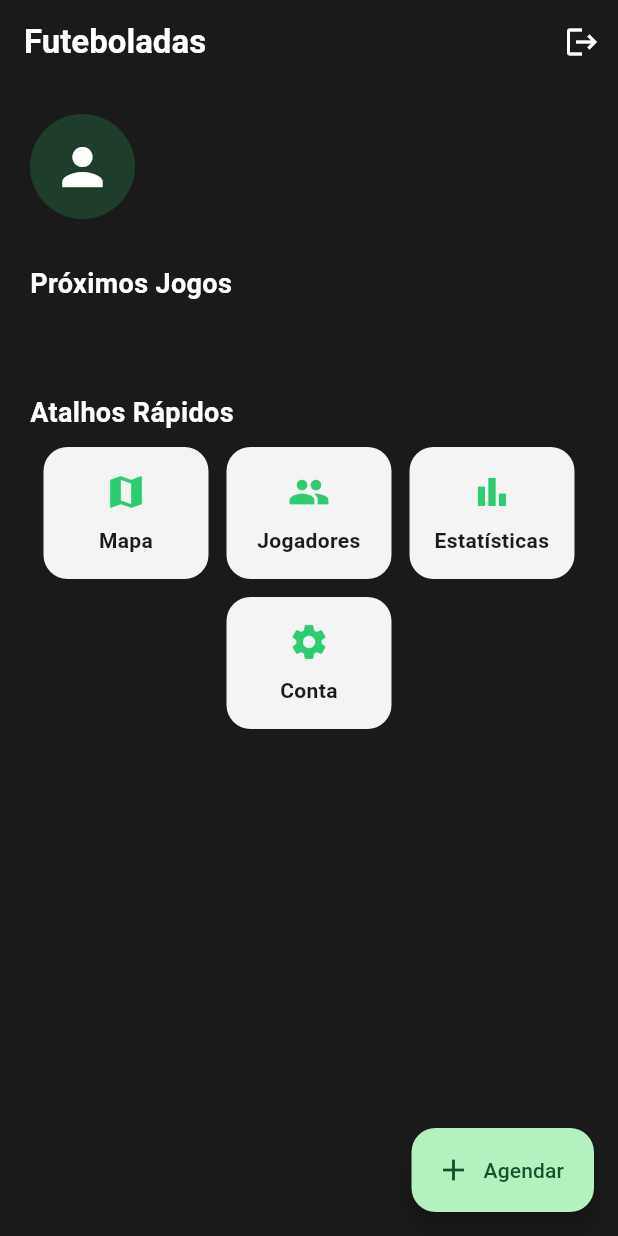
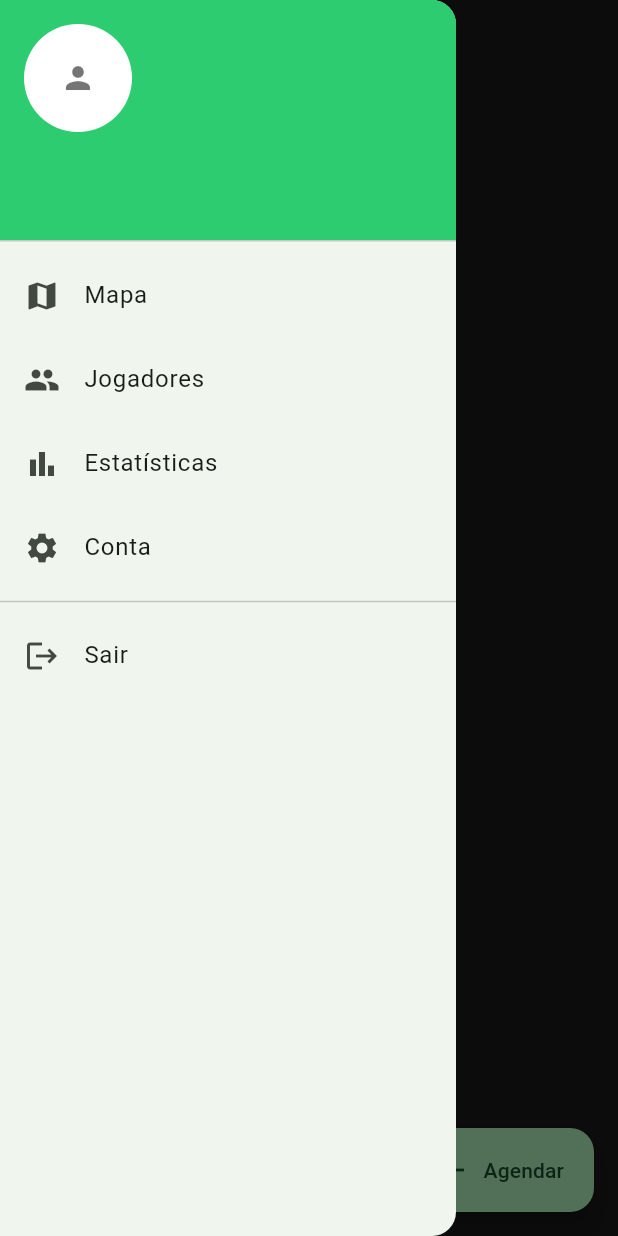
Before and after one commit to fspjorge/futeboladas, a Flutter app: the screen it shows once a user with an empty profile is signed in, with the side drawer open (before the commit the screen has no drawer), on a phone screen of 412 x 824 dp. Run offline on Flutter 3.47's test engine with Material 3 defaults, Android fonts, the phone set to English and light mode, and no system bars; our stand-ins replace cloud_firestore, firebase_auth, firebase_core, geocoding, google_maps_flutter, google_sign_in; accounts and stored records are empty; network calls fail.

Commit message:
feat(home): move quick actions to Drawer (Conta, Mapa, Jogadores, Estatísticas, Sair) and keep FAB as primary 'Agendar' action

```diff
--- a/lib/screens/home_dashboard.dart
+++ b/lib/screens/home_dashboard.dart
@@ -15,6 +15,52 @@ class HomeDashboard extends StatelessWidget {
 
     return Scaffold(
       backgroundColor: colorAccent,
+      drawer: Drawer(
+        child: ListView(
+          padding: EdgeInsets.zero,
+          children: [
+            UserAccountsDrawerHeader(
+              accountName: Text(user.displayName ?? 'Jogador'),
+              accountEmail: Text(user.email ?? ''),
+              currentAccountPicture: CircleAvatar(
+                backgroundColor: Colors.white,
+                child: Icon(Icons.person, color: Colors.black54),
+              ),
+              decoration: BoxDecoration(color: colorPrimary),
+            ),
+            ListTile(
+              leading: Icon(Icons.map),
+              title: Text('Mapa'),
+              onTap: () { Navigator.of(context).pushNamed('/jogos/mapa'); },
+            ),
+            ListTile(
+              leading: Icon(Icons.people),
+              title: Text('Jogadores'),
+              onTap: () { ScaffoldMessenger.of(context).showSnackBar(const SnackBar(content: Text('Em breve'))); },
+            ),
+            ListTile(
+              leading: Icon(Icons.bar_chart),
+              title: Text('Estatísticas'),
+              onTap: () { ScaffoldMessenger.of(context).showSnackBar(const SnackBar(content: Text('Em breve'))); },
+            ),
+            ListTile(
+              leading: Icon(Icons.settings),
+              title: Text('Conta'),
+              onTap: () {
+                Navigator.of(context).push(
+                  MaterialPageRoute(builder: (_) => HomePage(user: user)),
+                );
+              },
+            ),
+            Divider(),
+            ListTile(
+              leading: Icon(Icons.logout),
+              title: Text('Sair'),
+              onTap: () async { await FirebaseAuth.instance.signOut(); },
+            ),
+          ],
+        ),
+      ),
       appBar: AppBar(
         backgroundColor: colorAccent,
         elevation: 0,
@@ -25,14 +71,6 @@ class HomeDashboard extends StatelessWidget {
             fontWeight: FontWeight.bold,
           ),
         ),
-        actions: [
-          IconButton(
-            icon: const Icon(Icons.logout, color: Colors.white),
-            onPressed: () async {
-              await FirebaseAuth.instance.signOut();
-            },
-          ),
-        ],
       ),
       body: SafeArea(
         child: ListView(
@@ -43,26 +81,6 @@ class HomeDashboard extends StatelessWidget {
             _sectionTitle('Próximos Jogos'),
             const SizedBox(height: 10),
             const JogosLista(),
-            const SizedBox(height: 30),
-            _sectionTitle('Atalhos Rápidos'),
-            const SizedBox(height: 10),
-            Wrap(
-              spacing: 12,
-              runSpacing: 12,
-              alignment: WrapAlignment.center,
-              children: [
-                _quickButton(Icons.map, 'Mapa', colorPrimary, colorCard, () {
-                  Navigator.of(context).pushNamed('/jogos/mapa');
-                }),
-                _quickButton(Icons.people, 'Jogadores', colorPrimary, colorCard, () {}),
-                _quickButton(Icons.bar_chart, 'Estatísticas', colorPrimary, colorCard, () {}),
-                _quickButton(Icons.settings, 'Conta', colorPrimary, colorCard, () {
-                  Navigator.of(context).push(
-                    MaterialPageRoute(builder: (_) => HomePage(user: user)),
-                  );
-                }),
-              ],
-            ),
           ],
         ),
       ),
```
